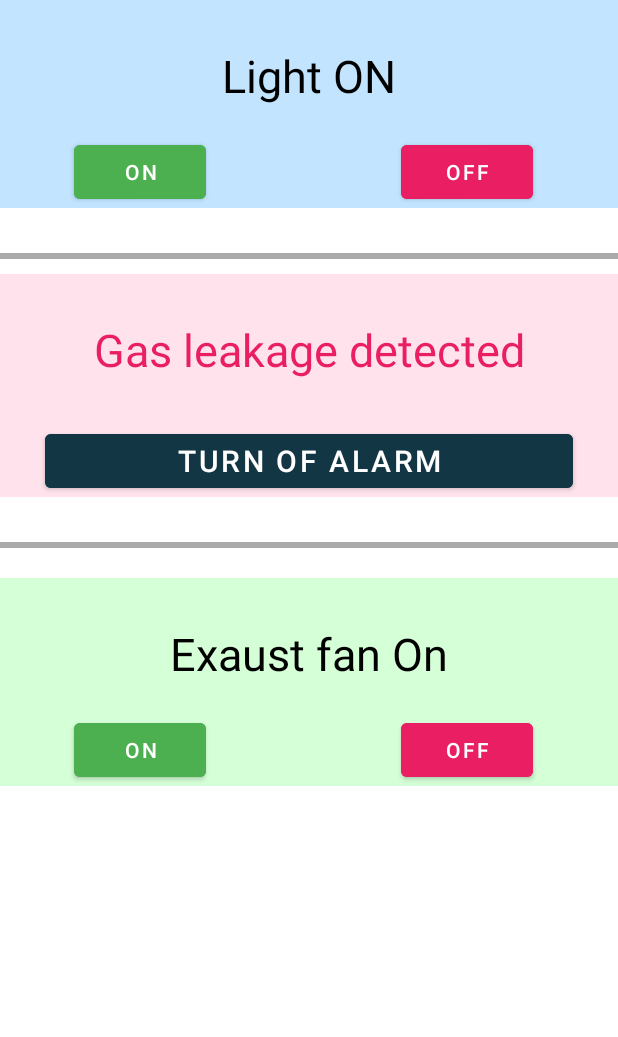
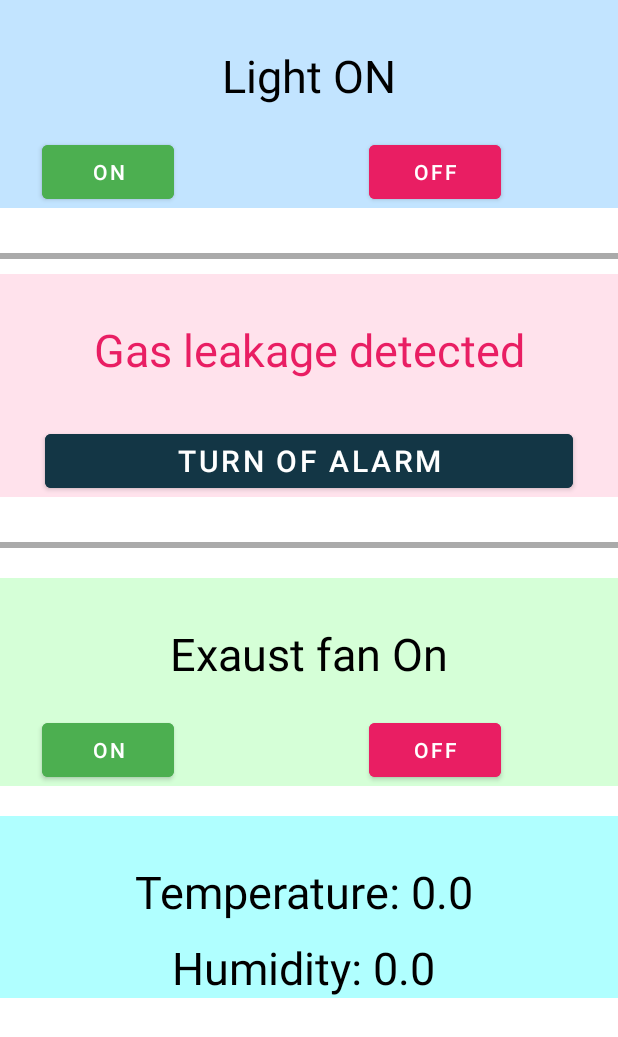
Before and after one commit to Shuvo82/smart-home-controll, an Android app: the layout activity_main.xml on its own in the app's theme, with its tools: preview values and no code run, on a phone screen of 412 x 824 dp. Shown: the top 1037 px of the screen. Run offline under Robolectric (Android 15) with nearby library versions, the light colour scheme and no system bars.

Commit message:
Tempereture show done

```diff
--- a/app/src/main/res/layout/activity_main.xml
+++ b/app/src/main/res/layout/activity_main.xml
@@ -34,7 +34,7 @@
                 android:backgroundTint="@color/green"
                 android:layout_height="wrap_content"
                 android:layout_alignParentStart="true"
-                android:layout_marginStart="49dp"
+                android:layout_marginStart="28dp"
                 android:text="@string/on" />
 
             <Button
@@ -128,7 +128,7 @@
                 android:layout_height="wrap_content"
                 android:layout_alignParentStart="true"
                 android:backgroundTint="@color/green"
-                android:layout_marginStart="49dp"
+                android:layout_marginStart="28dp"
                 android:text="@string/on" />
 
             <Button
@@ -145,6 +145,38 @@
 
     </LinearLayout>
 
+    <LinearLayout
+        android:layout_width="match_parent"
+        android:layout_height="wrap_content"
+        android:background="#B0FFFF"
+        android:layout_marginTop="20dp"
+        android:orientation="vertical">
+        <TextView
+            android:layout_width="match_parent"
+            android:id="@+id/temp"
+            android:layout_height="wrap_content"
+            android:text="Temperature: 0.0 "
+            android:textSize="30dp"
+            android:layout_marginTop="30dp"
+            android:textColor="@color/black"
+            android:gravity="center"
+            />
+
+        <TextView
+            android:layout_width="match_parent"
+            android:id="@+id/humidity"
+            android:layout_height="wrap_content"
+            android:text="Humidity: 0.0 "
+            android:textSize="30dp"
+            android:layout_marginTop="10dp"
+            android:textColor="@color/black"
+            android:gravity="center"
+            />
+
+
+
+    </LinearLayout>
+
 
 
 
--- a/app/src/main/res/values/strings.xml
+++ b/app/src/main/res/values/strings.xml
@@ -1,5 +1,5 @@
 <resources>
-    <string name="app_name">smart home project</string>
+    <string name="app_name">Smart Home Project</string>
     <string name="on">On</string>
     <string name="off">OFF</string>
 </resources>
```
Also changed, not shown: app/src/main/java/com/example/smarthomeproject/MainActivity.java (+47 -0 lines).
